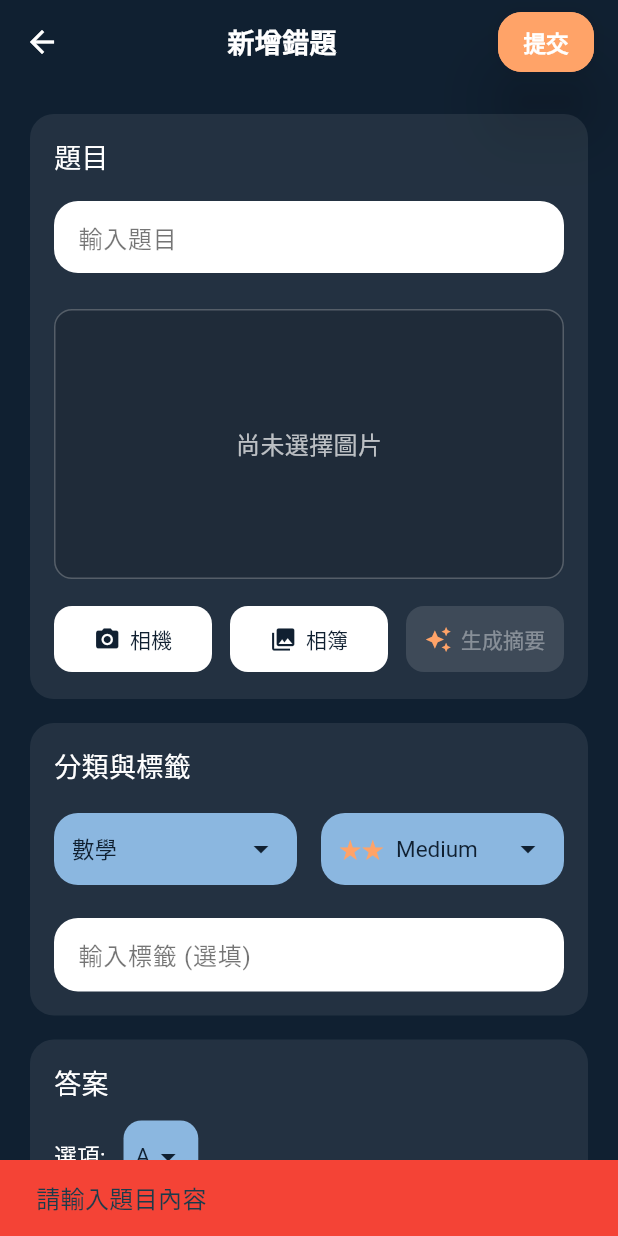
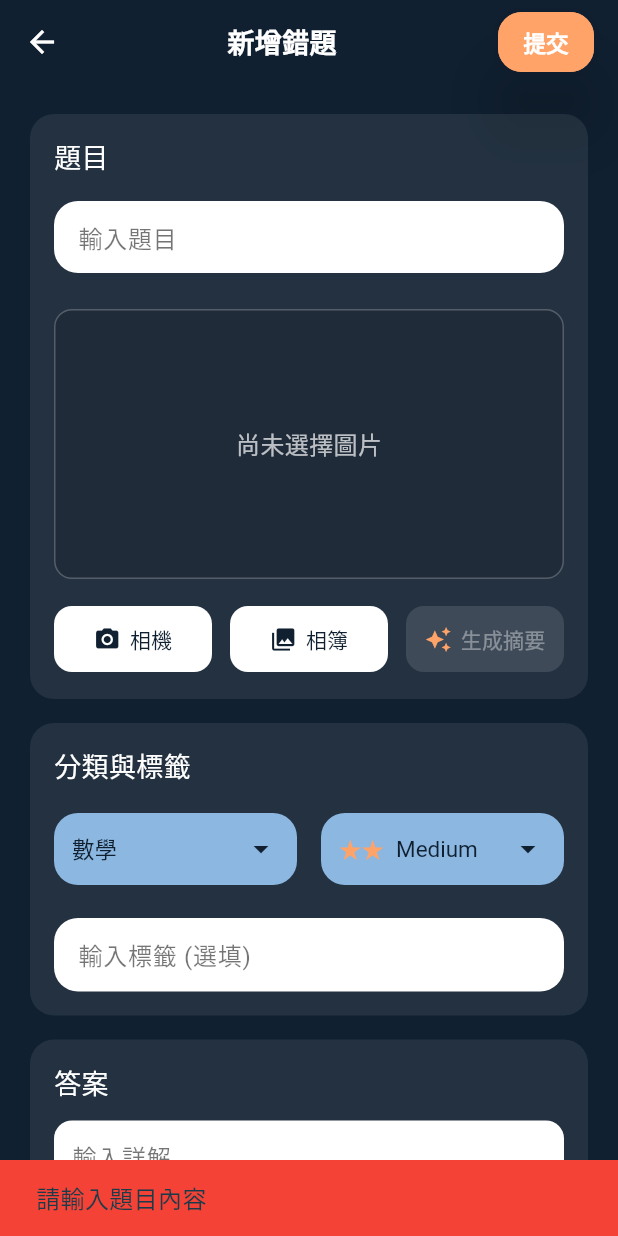
Before and after one commit to DOGTOR-LEARNING/dogtor_app, a Flutter app: the AddMistakePage screen opened directly, after a tap on "提交", on a phone screen of 412 x 824 dp. Run offline on Flutter 3.47's test engine with Material 3 defaults, Android fonts, the phone set to English and light mode, and no system bars; our stand-ins replace firebase_auth, firebase_core, flutter_markdown, flutter_svg, google_fonts, google_sign_in and 3 more; missing offline and left inert: flutter_markdown_latex, markdown; accounts and stored records are empty; Roboto replaces fonts that are missing (Medium, Normal).

Commit message:
mistakebookok

```diff
--- a/frontend/superb_flutter_app/lib/add_mistake_page.dart
+++ b/frontend/superb_flutter_app/lib/add_mistake_page.dart
@@ -56,11 +56,32 @@ class _AddMistakePageState extends State<AddMistakePage> {
     _tagController.text = mistake['tag'] ?? '';
     _detailedAnswerController.text = mistake['detailed_answer'] ?? '';
 
-    // Set dropdown values
+    // Make sure we have valid default values that exist in our dropdown lists
     setState(() {
-      _selectedTag = mistake['simple_answer'] ?? 'A';
-      _selectedSubject = mistake['subject'] ?? '數學';
-      _selectedDifficulty = mistake['difficulty'] ?? 'Medium';
+      // For the subject dropdown, verify it's in our list
+      final subjectValue = mistake['subject'] ?? '數學';
+      if (["數學", "國文", "理化", "歷史"].contains(subjectValue)) {
+        _selectedSubject = subjectValue;
+      } else {
+        _selectedSubject = "數學"; // Default if invalid
+      }
+
+      // For the tag dropdown, make sure it's A, B, C, or D
+      final tagValue = mistake['simple_answer'] ?? 'A';
+      if (['A', 'B', 'C', 'D'].contains(tagValue)) {
+        _selectedTag = tagValue;
+      } else {
+        _selectedTag = "A"; // Default if invalid
+      }
+
+      // For difficulty, validate it's in our list
+      final difficultyValue = mistake['difficulty'] ?? 'Medium';
+      if (['Easy', 'Medium', 'Hard'].contains(difficultyValue)) {
+        _selectedDifficulty = difficultyValue;
+      } else {
+        _selectedDifficulty = "Medium"; // Default if invalid
+      }
+
       _mistakeId = mistake['q_id'] ?? ''; // Store the ID for the update request
     });
 
@@ -106,11 +127,11 @@ class _AddMistakePageState extends State<AddMistakePage> {
     try {
       // If we have a new image selected, upload it
       if (_selectedImage != null) {
+        try {
           final bytes = await _selectedImage!.readAsBytes();
           final base64Image = base64Encode(bytes);
 
           // Add the image to the request if available
-        // You might need to adjust this depending on your API requirements
           Map<String, dynamic> imageUploadBody = {
             "q_id": _mistakeId.isNotEmpty ? _mistakeId : "new",
             "image_base64": base64Image,
@@ -124,7 +145,19 @@ class _AddMistakePageState extends State<AddMistakePage> {
           );
 
           if (imageResponse.statusCode != 200) {
-          throw Exception('Image upload failed: ${imageResponse.statusCode}');
+            print("Image upload error: ${imageResponse.body}");
+            throw Exception('圖片上傳失敗 (${imageResponse.statusCode})');
+          }
+        } catch (e) {
+          print("Image upload exception: $e");
+          // Continue with submission even if image upload fails
+          // But log the error and show a message
+          ScaffoldMessenger.of(context).showSnackBar(
+            SnackBar(
+              content: Text('圖片上傳失敗，但仍繼續提交表單'),
+              backgroundColor: Colors.orange,
+            ),
+          );
         }
       }
 
@@ -156,7 +189,8 @@ class _AddMistakePageState extends State<AddMistakePage> {
       );
 
       if (response.statusCode != 200) {
-        throw Exception('Server error: ${response.statusCode}\nBody: ${response.body}');
+        print("API error: ${response.body}");
+        throw Exception('伺服器錯誤: ${response.statusCode}');
       }
 
       final responseData = jsonDecode(utf8.decode(response.bodyBytes));
@@ -478,7 +512,9 @@ class _AddMistakePageState extends State<AddMistakePage> {
                                       color: Color(0xFF1E3875),
                                       iconColor: Color(0xFFFFA368),
                                       textColor: Colors.white,
-                                      onPressed: (_selectedImage != null) ? () => _generateAnswer() : null,
+                                      onPressed: _selectedImage != null ? () {
+                                        _generateAnswer();
+                                      } : null,
                                       disabledColor: Colors.grey.shade700,
                                     ),
                                   ),
@@ -575,9 +611,11 @@ class _AddMistakePageState extends State<AddMistakePage> {
                                                       ))
                                                   .toList(),
                                               onChanged: (newValue) {
+                                                if (newValue != null) {
                                                   setState(() {
-                                                  _selectedSubject = newValue!;
+                                                    _selectedSubject = newValue;
                                                   });
+                                                }
                                               },
                                             ),
                                           ),
@@ -683,47 +721,9 @@ class _AddMistakePageState extends State<AddMistakePage> {
                               ),
                               SizedBox(height: 12),
 
-                              // Simple answer
-                              Row(
-                                children: [
-                                  Text(
-                                    "選項: ",
-                                    style: TextStyle(color: Colors.white, fontSize: 15),
-                                  ),
-                                  SizedBox(width: 8),
-                                  Container(
-                                    decoration: BoxDecoration(
-                                      color: Color(0xFF8BB7E0),
-                                      borderRadius: BorderRadius.circular(12),
-                                    ),
-                                    padding: EdgeInsets.symmetric(horizontal: 8),
-                                    child: DropdownButtonHideUnderline(
-                                      child: DropdownButton<String>(
-                                        value: _selectedTag,
-                                        dropdownColor: Color(0xFF8BB7E0),
-                                        icon: Icon(Icons.arrow_drop_down, color: Color(0xFF102031)),
-                                        style: TextStyle(color: Color(0xFF102031), fontSize: 15),
-                                        items: ['A', 'B', 'C', 'D'].map((String value) {
-                                          return DropdownMenuItem<String>(
-                                            value: value,
-                                            child: Text(value),
-                                          );
-                                        }).toList(),
-                                        onChanged: (newValue) {
-                                          setState(() {
-                                            _selectedTag = newValue!;
-                                          });
-                                        },
-                                      ),
-                                    ),
-                                  ),
-                                ],
-                              ),
-                              SizedBox(height: 16),
 
                               // Detailed answer
 
-                              SizedBox(height: 6),
                               Container(
                                 decoration: BoxDecoration(
                                   color: Colors.white,
--- a/frontend/superb_flutter_app/lib/mistake_book.dart
+++ b/frontend/superb_flutter_app/lib/mistake_book.dart
@@ -434,7 +434,7 @@ class _MistakeDetailPageState extends State<MistakeDetailPage> {
     return Scaffold(
       backgroundColor: Color(0xFF102031),
       appBar: AppBar(
-        title: Text('錯題詳情', style: TextStyle(fontSize: 18)),
+        title: Text('錯題詳情', style: TextStyle(fontSize: 18, fontFamily: 'Medium')),
         backgroundColor: Color(0xFF102031),
         elevation: 0,
         leading: IconButton(
@@ -444,7 +444,6 @@ class _MistakeDetailPageState extends State<MistakeDetailPage> {
         actions: [
           TextButton(
             onPressed: () async {
-              // Navigate to the AddMistakePage in edit mode with the current mistake data
               final result = await Navigator.push(
                 context,
                 MaterialPageRoute(
@@ -455,11 +454,9 @@ class _MistakeDetailPageState extends State<MistakeDetailPage> {
                 ),
               );
 
-              // If edit was successful and we got a result back, refresh the page
               if (result == true) {
-                // Reload the page or refresh data
-                // If you have a method to reload the single mistake, call it here
-                Navigator.pop(context, true); // Return to mistake book page with refresh signal
+                // Return to mistake book page with refresh signal
+                Navigator.pop(context, true);
               }
             },
             child: Text(
```
Also changed, not shown: 1 other file. Lines whose indentation alone changed are shown as unchanged.
